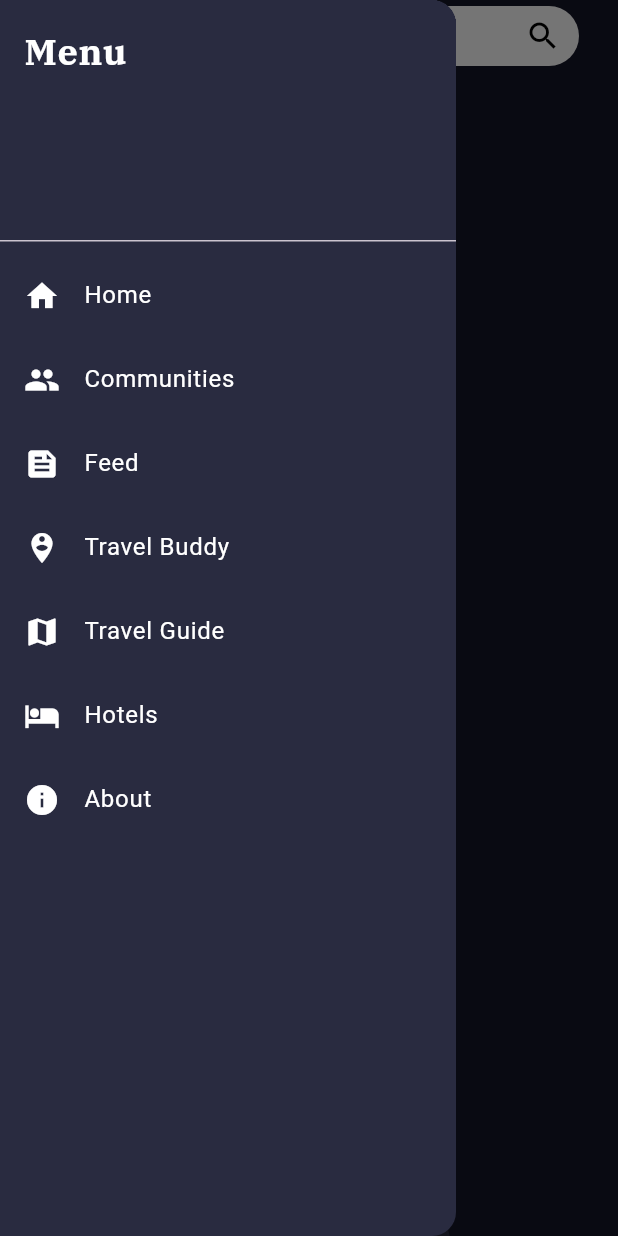
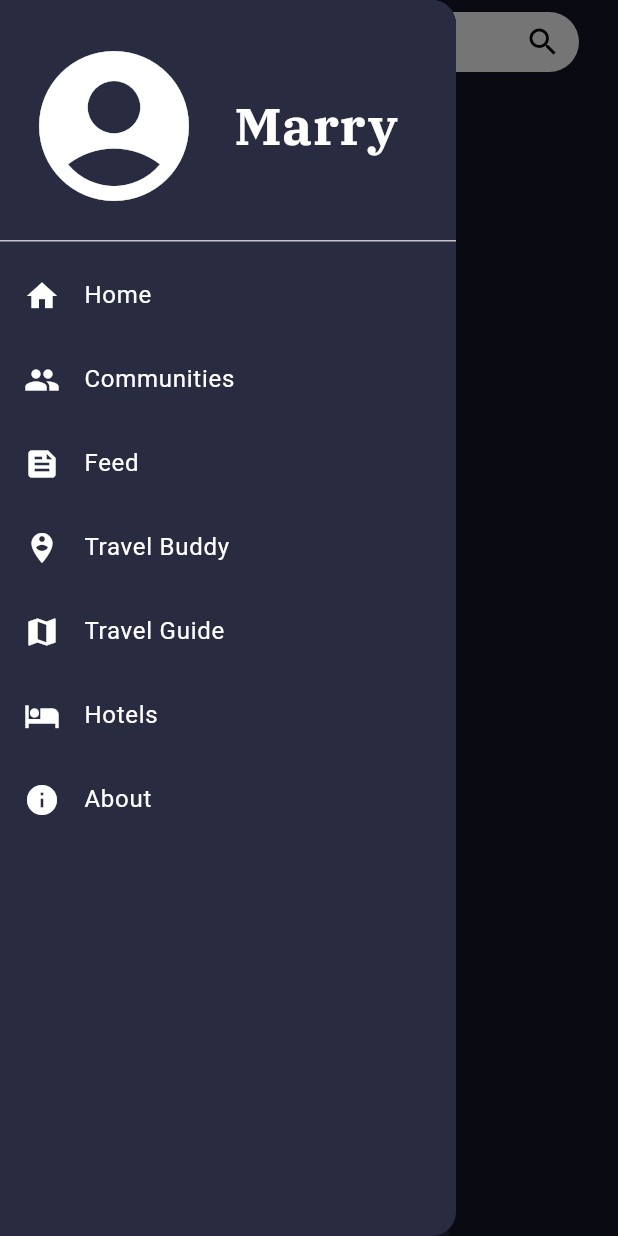
Before and after one commit to chakshit2004h/treckify, a Flutter app: the Home screen opened directly, after a tap on the "menu" icon, on a phone screen of 412 x 824 dp. Run offline on Flutter 3.47's test engine with Material 3 defaults, Android fonts, the phone set to English and light mode, and no system bars; our stand-ins replace font_awesome_flutter.

Commit message:
Initial commit

```diff
--- a/lib/main.dart
+++ b/lib/main.dart
@@ -36,7 +36,7 @@ class MyApp extends StatelessWidget {
         colorScheme: ColorScheme.fromSeed(seedColor: Colors.deepPurple),
         useMaterial3: true,
       ),
-      home: const Home(),
+      home: const Login(),
     );
   }
 }
--- a/lib/pages/home.dart
+++ b/lib/pages/home.dart
@@ -30,23 +30,29 @@ class _HomeState extends State<Home> {
   // Define a GlobalKey for the Scaffold
   final GlobalKey<ScaffoldState> _scaffoldKey = GlobalKey<ScaffoldState>();
 
+  // Toggle variables
+  bool _isLessExpensiveSelected = false;
+  bool _isMostPopularSelected = false;
+  bool _isBudgetTripSelected = false;
+
   @override
   Widget build(BuildContext context) {
     return Scaffold(
       key: _scaffoldKey, // Attach the key to Scaffold
       appBar: AppBar(
+        leading: Builder(
+          builder: (context) => IconButton(
+            onPressed: (){
+              Scaffold.of(context).openDrawer();
+            },
+            icon: const Icon(Icons.menu,color: Colors.white,size: 30,),
+          ),
+        ),
         backgroundColor: const Color(0xFF141527), // Same background color
         title: Row(
           mainAxisAlignment: MainAxisAlignment.start,
           crossAxisAlignment: CrossAxisAlignment.start,
           children: [
-            IconButton(
-              icon: const Icon(Icons.menu, color: Colors.white),
-              onPressed: () {
-                // Use the Scaffold key to open the drawer
-                _scaffoldKey.currentState?.openDrawer();
-              },
-            ),
             Expanded(
               child: Padding(
                 padding: const EdgeInsets.symmetric(horizontal: 10.0),
@@ -87,25 +93,23 @@ class _HomeState extends State<Home> {
         child: ListView(
           padding: EdgeInsets.zero,
           children: <Widget>[
-            DrawerHeader(
-              decoration: const BoxDecoration(
+            const DrawerHeader(
+              decoration: BoxDecoration(
                 color: Color(0xFF292B40),
               ),
-              child: const Text(
-                'Menu',
-                style: TextStyle(
-                  color: Colors.white,
-                  fontSize: 24,
-                  fontFamily: "ibm",
-                  fontWeight: FontWeight.bold,
-                ),
+              child: Row(
+                children: [
+                  Icon(Icons.account_circle_sharp,size: 120,color: Colors.white,),
+                  SizedBox(width: 20,),
+                  Text("Marry",style: TextStyle(fontSize: 35,fontWeight: FontWeight.bold,color: Colors.white,fontFamily: "ibm"),)
+                ],
               ),
             ),
             ListTile(
               leading: const Icon(Icons.home, color: Colors.white),
               title: const Text('Home', style: TextStyle(color: Colors.white)),
               onTap: () {
-                Navigator.pop(context); // Close the drawer
+                Navigator.push(context,MaterialPageRoute(builder: (context)=> Home())); // Close the drawer
               },
             ),
             ListTile(
@@ -379,6 +383,48 @@ class _HomeState extends State<Home> {
                   ),
                 ),
                 const SizedBox(height: 30),
+                Padding(
+                  padding: const EdgeInsets.only(left: 10.0),
+                  child: Row(
+                    mainAxisAlignment: MainAxisAlignment.spaceEvenly,
+                    children: [
+                      ToggleButton(
+                        title: "Less Expensive",
+                        isSelected: _isLessExpensiveSelected,
+                        onPressed: () {
+                          setState(() {
+                            _isLessExpensiveSelected = true;
+                            _isMostPopularSelected = false;
+                            _isBudgetTripSelected = false;
+                          });
+                        },
+                      ),
+                      ToggleButton(
+                        title: "Most Popular",
+                        isSelected: _isMostPopularSelected,
+                        onPressed: () {
+                          setState(() {
+                            _isLessExpensiveSelected = false;
+                            _isMostPopularSelected = true;
+                            _isBudgetTripSelected = false;
+                          });
+                        },
+                      ),
+                      ToggleButton(
+                        title: "Budget Trip",
+                        isSelected: _isBudgetTripSelected,
+                        onPressed: () {
+                          setState(() {
+                            _isLessExpensiveSelected = false;
+                            _isMostPopularSelected = false;
+                            _isBudgetTripSelected = true;
+                          });
+                        },
+                      ),
+                    ],
+                  ),
+                ),
+                const SizedBox(height: 50,),
               ],
             ),
           ),
@@ -387,3 +433,39 @@ class _HomeState extends State<Home> {
     );
   }
 }
+
+// toggle_button.dart
+class ToggleButton extends StatelessWidget {
+  final String title;
+  final bool isSelected;
+  final VoidCallback onPressed;
+
+  const ToggleButton({
+    Key? key,
+    required this.title,
+    required this.isSelected,
+    required this.onPressed,
+  }) : super(key: key);
+
+  @override
+  Widget build(BuildContext context) {
+    return GestureDetector(
+      onTap: onPressed,
+      child: Container(
+        padding: const EdgeInsets.symmetric(horizontal: 10, vertical: 10),
+        decoration: BoxDecoration(
+          color: isSelected ? const Color(0xFFD2F366) : const Color(0xFF292B40),
+          borderRadius: BorderRadius.circular(20),
+        ),
+        child: Text(
+          title,
+          style: TextStyle(
+            fontSize: 15,
+            color: isSelected ? Colors.black : Colors.white,
+            fontWeight: FontWeight.w500,
+          ),
+        ),
+      ),
+    );
+  }
+}
--- a/lib/pages/splashscreen.dart
+++ b/lib/pages/splashscreen.dart
@@ -83,9 +83,8 @@ class _SplashscreenState extends State<Splashscreen> with SingleTickerProviderSt
             // Logo animation
             FadeTransition(
               opacity: _logoOpacityAnimation,
-              child: Image.asset("assets/images/tlogo.png"),
+              child: Image.asset("assets/images/final_logo.png"),
             ),
-            const SizedBox(height: 20),
             // App name animation
             FadeTransition(
               opacity: _textOpacityAnimation,
```
Also changed, not shown: lib/pages/login.dart (+7 -7 lines), assets/images/boy.png (added), assets/images/final_logo.png (added), assets/images/profile_picture.jpeg (added).
